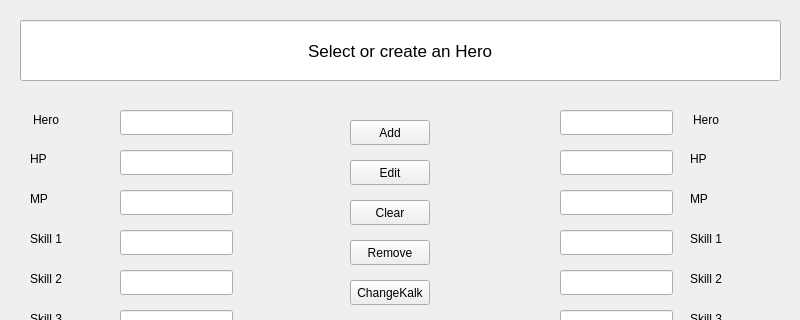
The window that GUI/herowindow.ui (Dogemist/Progetto-Kalk-p2) describes before a commit, drawn with Qt 5; both pictures show x 0 to 800 and y 0 to 320 of the 800 by 600 pixel window.
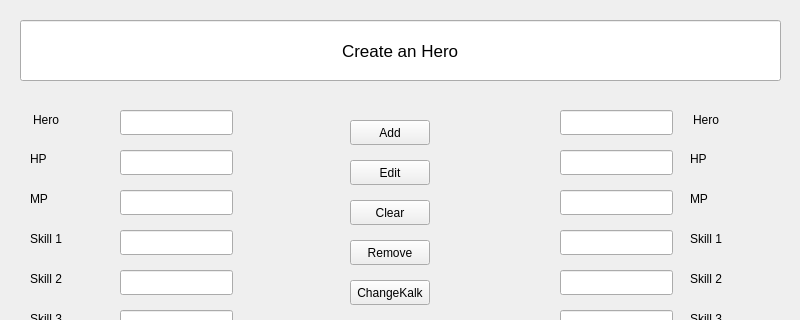
The same window after the commit.

Diff of the .ui file:
```diff
--- a/GUI/herowindow.ui
+++ b/GUI/herowindow.ui
@@ -461,7 +461,7 @@
      <string>&lt;html&gt;&lt;head/&gt;&lt;body&gt;&lt;p&gt;&lt;br/&gt;&lt;/p&gt;&lt;p&gt;&lt;br/&gt;&lt;/p&gt;&lt;/body&gt;&lt;/html&gt;</string>
     </property>
     <property name="text">
-     <string>Select or create an Hero</string>
+     <string>Create an Hero</string>
     </property>
     <property name="alignment">
      <set>Qt::AlignCenter</set>
```
